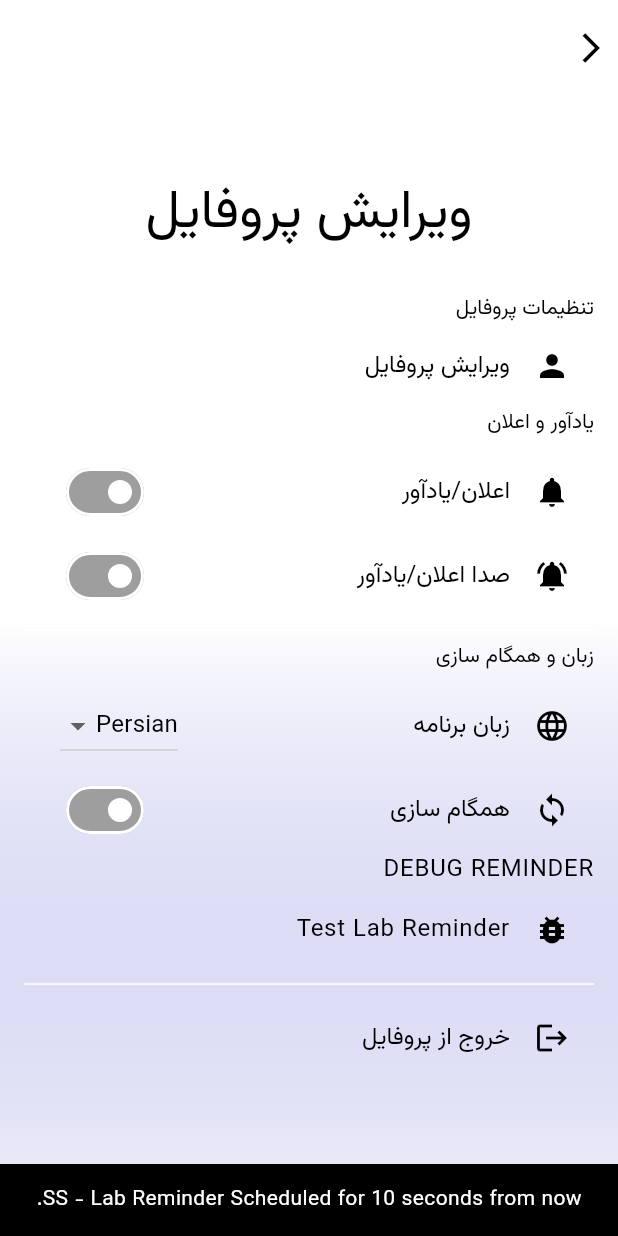
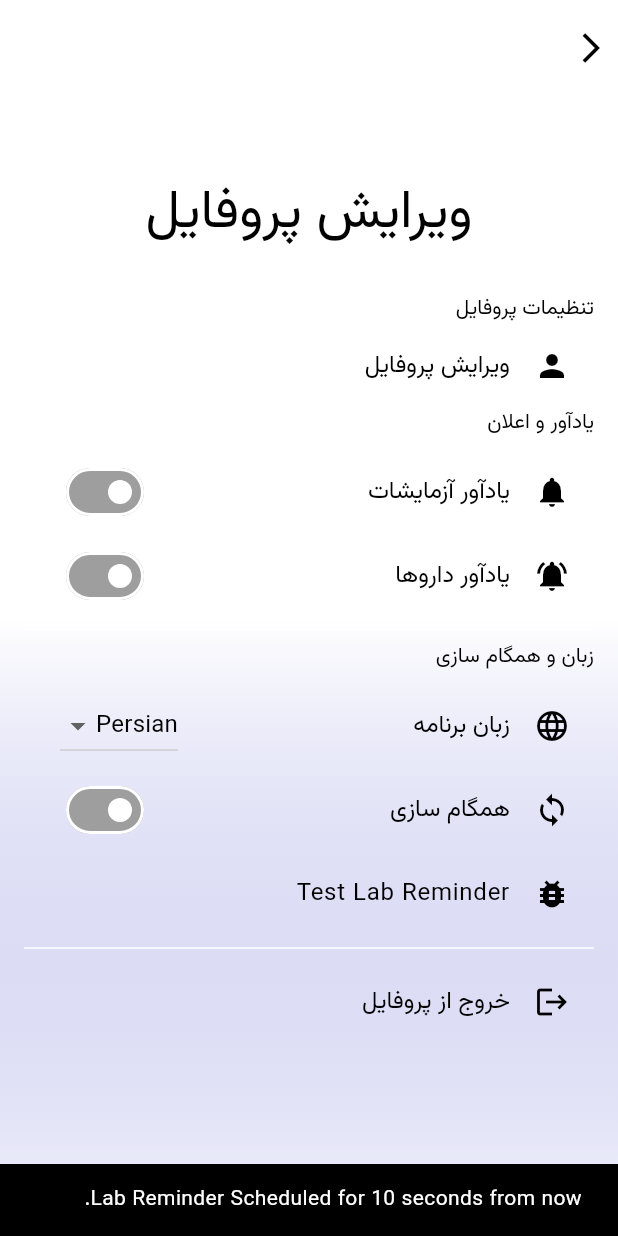
Before and after one commit to nerveinvader/Project_HealthTracker, a Flutter app: the SettingScreen screen opened directly, after a tap on "Test Lab Reminder", on a phone screen of 412 x 824 dp. Run offline on Flutter 3.47's test engine with Material 3 defaults, Android fonts, the phone set to English and light mode, and no system bars; our stand-ins replace dio, drift, fl_chart, flutter_dotenv, flutter_local_notifications, flutter_timezone and 2 more; missing offline and left inert: persian_datetime_picker; accounts and stored records are empty; generated files the repository leaves out were written again; statements that could not run were skipped.

Commit message:
ReminderWorking

```diff
--- a/flutter_health_tracker_00/lib/l10n/app_en.arb
+++ b/flutter_health_tracker_00/lib/l10n/app_en.arb
@@ -77,8 +77,8 @@
     "setProfile": "Profile Setting",
     "setEditProfile": "Edit Profile",
     "setRemindSound": "Reminder & Sound",
-    "setReminder": "Enable Reminders",
-    "setNotifSound": "Enable Sound",
+    "setLabReminder": "Enable Labs Reminders",
+    "setMedReminder": "Enable Medication Reminder",
     "setLangSync": "Language & Sync",
     "setAppLang": "Language",
     "setSync": "Sync",
--- a/flutter_health_tracker_00/lib/l10n/app_fa.arb
+++ b/flutter_health_tracker_00/lib/l10n/app_fa.arb
@@ -77,8 +77,8 @@
     "setProfile": "تنظیمات پروفایل",
     "setEditProfile": "ویرایش پروفایل",
     "setRemindSound": "یادآور و اعلان",
-    "setReminder": "اعلان/یادآور",
-    "setNotifSound": "صدا اعلان/یادآور",
+    "setLabReminder": "یادآور آزمایشات",
+    "setMedReminder": "یادآور داروها",
     "setLangSync": "زبان و همگام سازی",
     "setAppLang": "زبان برنامه",
     "setSync": "همگام سازی",
--- a/flutter_health_tracker_00/lib/l10n/app_localizations.dart
+++ b/flutter_health_tracker_00/lib/l10n/app_localizations.dart
@@ -557,17 +557,17 @@ abstract class AppLocalizations {
   /// **'Reminder & Sound'**
   String get setRemindSound;
 
-  /// No description provided for @setReminder.
+  /// No description provided for @setLabReminder.
   ///
   /// In en, this message translates to:
-  /// **'Enable Reminders'**
-  String get setReminder;
+  /// **'Enable Labs Reminders'**
+  String get setLabReminder;
 
-  /// No description provided for @setNotifSound.
+  /// No description provided for @setMedReminder.
   ///
   /// In en, this message translates to:
-  /// **'Enable Sound'**
-  String get setNotifSound;
+  /// **'Enable Medication Reminder'**
+  String get setMedReminder;
 
   /// No description provided for @setLangSync.
   ///
--- a/flutter_health_tracker_00/lib/l10n/app_localizations_en.dart
+++ b/flutter_health_tracker_00/lib/l10n/app_localizations_en.dart
@@ -240,10 +240,10 @@ class AppLocalizationsEn extends AppLocalizations {
   String get setRemindSound => 'Reminder & Sound';
 
   @override
-  String get setReminder => 'Enable Reminders';
+  String get setLabReminder => 'Enable Labs Reminders';
 
   @override
-  String get setNotifSound => 'Enable Sound';
+  String get setMedReminder => 'Enable Medication Reminder';
 
   @override
   String get setLangSync => 'Language & Sync';
--- a/flutter_health_tracker_00/lib/l10n/app_localizations_fa.dart
+++ b/flutter_health_tracker_00/lib/l10n/app_localizations_fa.dart
@@ -240,10 +240,10 @@ class AppLocalizationsFa extends AppLocalizations {
   String get setRemindSound => 'یادآور و اعلان';
 
   @override
-  String get setReminder => 'اعلان/یادآور';
+  String get setLabReminder => 'یادآور آزمایشات';
 
   @override
-  String get setNotifSound => 'صدا اعلان/یادآور';
+  String get setMedReminder => 'یادآور داروها';
 
   @override
   String get setLangSync => 'زبان و همگام سازی';
--- a/flutter_health_tracker_00/lib/ui/reminder_service.dart
+++ b/flutter_health_tracker_00/lib/ui/reminder_service.dart
@@ -19,7 +19,8 @@ class ReminderService {
 
   ReminderService._internal();
   static final ReminderService instance = ReminderService._internal();
-  final FlutterLocalNotificationsPlugin _flnp = FlutterLocalNotificationsPlugin();
+  final FlutterLocalNotificationsPlugin _flnp =
+      FlutterLocalNotificationsPlugin();
   // Permission for Notifications
   AndroidFlutterLocalNotificationsPlugin? get androidPermission =>
       _flnp
@@ -160,39 +161,25 @@ class ReminderService {
   // Monthly Labs
   Future<void> scheduleLabReminders(
     String labType,
-    DateTime latestEntryDate,
   ) async {
     if (!_labBaseIds.containsKey(labType)) return; // Unknown type
     final base = _labBaseIds[labType]!; // type id num
 
     await cancelLabReminderFor(labType); // avoid duplicates
 
-    final triggers = [
-      latestEntryDate.add(const Duration(seconds: 10)), // DEBUG //
-      latestEntryDate.add(const Duration(seconds: 180)), // DEBUG //
-    ];
+    // to repeat the For loop - watch for sec/min/hr/day
+    var timeTriggers = [10, 180];
 
-    for (int i = 0; i < triggers.length; i++) {
-      //final id = _labIds[i];
-      final trigger = triggers[i];
-      final tzTrigger = tz.TZDateTime.from(trigger, tz.local);
-      // DEBUG
-      // debugPrint('------- RS - Reminder #${i + 1} -------');
-      // debugPrint('RS - Trigger time: ${tzTrigger.toString()}');
-      // debugPrint('RS - Current time: ${tz.TZDateTime.now(tz.local).toString()}');
-      // debugPrint('RS - Notification ID: ${base + i}');
-
-      if (tzTrigger.isBefore(tz.TZDateTime.now(tz.local))) {
-        debugPrint('RS - Target time is in past, skipping...');
-        continue;
-      }
+    for (int i = 0; i < timeTriggers.length; i++) {
+      int trigger = timeTriggers[i];
+      final timeNow = tz.TZDateTime.now(tz.local); // Time Now
+      final scheduleTrigger = timeNow.add(Duration(seconds: trigger)); // DEBUG SECONDS
       try {
-        debugPrint('RS - Attempting to schedule...');
         await _flnp.zonedSchedule(
           base + i,
-          'زمان انجام آزمایش بعدی شما فرا رسیده است', // specific labtype
-          labType,
-          tzTrigger,
+          'زمان انجام آزمایش بعدی شما فرا رسیده است', // title - generic
+          labType, // body - labtype
+          scheduleTrigger,
           const NotificationDetails(
             android: AndroidNotificationDetails(
               'lab_channel', // Ensure this matches the channel ID
@@ -202,23 +189,15 @@ class ReminderService {
                   Importance.high, // Importance for this specific notification
               enableVibration: true,
               playSound: true,
-              ticker: 'RS - Lab reminder DEBUG',
-              category: AndroidNotificationCategory.alarm,
             ),
             iOS: DarwinNotificationDetails(),
           ),
           androidScheduleMode: AndroidScheduleMode.exactAllowWhileIdle,
-          // Add a payload to identify the notification
-          payload:
-              'RS - lab_reminder_$labType _${DateTime.now().toIso8601String()}',
         );
       } catch (e, st) {
-        debugPrint('RS - Lab Scheduling Failed: $e\n$st');
+        debugPrint('ReminderService - Scheduling Failed: $e\n$st');
       }
     }
-    debugPrint(
-      'RS – Pending ▶︎ ${(await _flnp.pendingNotificationRequests()).map((e) => e.id).join(',')}',
-    );
   }
 
   // Cancel all lab reminders
@@ -240,96 +219,99 @@ class ReminderService {
     await _flnp.cancel(base + 1);
   }
 
+  ///////////////////////////
+  ////////// DEBUG //////////
+  ///////////////////////////
+
   // Show Notification // THIS DOES WORK
-  Future<void> showNotification({
-    int id = 0,
-    String? title,
-    String? body,
-  }) async {
-    debugPrint('DEBUG - SHOW NOTIFICATION');
-    return _flnp.show(
-      id,
-      title,
-      body,
-      const NotificationDetails(
-        android: AndroidNotificationDetails(
-          'lab_channel', // Ensure this matches the channel ID
-          'Lab Test Reminders', // Channel name
-          channelDescription: 'Follow-up Lab Reminders',
-          importance:
-              Importance.high, // Importance for this specific notification
-          enableVibration: true,
-          playSound: true,
-          ticker: 'RS - Lab reminder DEBUG',
-          category: AndroidNotificationCategory.alarm,
-        ),
-        iOS: DarwinNotificationDetails(),
-      ),
-    );
-  }
+  // Future<void> showNotification({
+  //   int id = 0,
+  //   String? title,
+  //   String? body,
+  // }) async {
+  //   debugPrint('DEBUG - SHOW NOTIFICATION');
+  //   return _flnp.show(
+  //     id,
+  //     title,
+  //     body,
+  //     const NotificationDetails(
+  //       android: AndroidNotificationDetails(
+  //         'lab_channel', // Ensure this matches the channel ID
+  //         'Lab Test Reminders', // Channel name
+  //         channelDescription: 'Follow-up Lab Reminders',
+  //         importance:
+  //             Importance.high, // Importance for this specific notification
+  //         enableVibration: true,
+  //         playSound: true,
+  //         ticker: 'RS - Lab reminder DEBUG',
+  //         category: AndroidNotificationCategory.alarm,
+  //       ),
+  //       iOS: DarwinNotificationDetails(),
+  //     ),
+  //   );
+  // }
 
   // Shcedule Notification
-  Future<void> scheduleNotification({
-    int id = 1,
-    required String title,
-    required String body,
-    required int hour,
-    required int minute,
-  }) async {
-    final nowTime = tz.TZDateTime.now(tz.local); // Get current Date/Time
-    var scheduledDate = tz.TZDateTime(
-      tz.local,
-      nowTime.year,
-      nowTime.month,
-      nowTime.day,
-      hour,
-      minute,
-    );
+  // Future<void> scheduleNotification({
+  //   int id = 1,
+  //   required String title,
+  //   required String body,
+  //   required int hour,
+  //   required int minute,
+  // }) async {
+  //   final nowTime = tz.TZDateTime.now(tz.local); // Get current Date/Time
+  //   var scheduledDate = tz.TZDateTime(
+  //     tz.local,
+  //     nowTime.year,
+  //     nowTime.month,
+  //     nowTime.day,
+  //     hour,
+  //     minute,
+  //   );
 
-    // Schedule the Notification
-    await _flnp.zonedSchedule(
-      id,
-      title,
-      body,
-      scheduledDate,
-      const NotificationDetails(
-        android: AndroidNotificationDetails(
-          'lab_channel', // Ensure this matches the channel ID
-          'Lab Test Reminders', // Channel name
-          channelDescription: 'Follow-up Lab Reminders',
-          importance:
-              Importance.high, // Importance for this specific notification
-          enableVibration: true,
-          playSound: true,
-          ticker: 'RS - Lab reminder DEBUG',
-          category: AndroidNotificationCategory.alarm,
-        ),
-        iOS: DarwinNotificationDetails(),
-      ),
-      androidScheduleMode: AndroidScheduleMode.exactAllowWhileIdle,
-      // matchDateTimeComponents: DateTimeComponents.time // repeat each day at this time
-    );
-    debugPrint('');
-  }
+  //   // Schedule the Notification
+  //   await _flnp.zonedSchedule(
+  //     id,
+  //     title,
+  //     body,
+  //     scheduledDate,
+  //     const NotificationDetails(
+  //       android: AndroidNotificationDetails(
+  //         'lab_channel', // Ensure this matches the channel ID
+  //         'Lab Test Reminders', // Channel name
+  //         channelDescription: 'Follow-up Lab Reminders',
+  //         importance:
+  //             Importance.high, // Importance for this specific notification
+  //         enableVibration: true,
+  //         playSound: true,
+  //         ticker: 'RS - Lab reminder DEBUG',
+  //         category: AndroidNotificationCategory.alarm,
+  //       ),
+  //       iOS: DarwinNotificationDetails(),
+  //     ),
+  //     androidScheduleMode: AndroidScheduleMode.exactAllowWhileIdle,
+  //     // matchDateTimeComponents: DateTimeComponents.time // repeat each day at this time
+  //   );
+  //   debugPrint('');
+  // }
 
-  // Get pending notifications
-  Future<List<PendingNotificationRequest>> getPendingNotifications() async {
-    try {
-      final pendingNotifications = await _flnp.pendingNotificationRequests();
-      debugPrint('RS - Pending notifications count: ${pendingNotifications.length}');
-      for (var notification in pendingNotifications) {
-        debugPrint('''
-          RS - Notification ID: ${notification.id}
-          Title: ${notification.title}
-          Body: ${notification.body}
-          Payload: ${notification.payload}
-        ''');
-      }
-      return pendingNotifications;
-    } catch (e, st) {
-      debugPrint('RS - Failed to get pending notifications: $e\n$st');
-      return [];
-    }
-  }
-
+  // // Get pending notifications
+  // Future<List<PendingNotificationRequest>> getPendingNotifications() async {
+  //   try {
+  //     final pendingNotifications = await _flnp.pendingNotificationRequests();
+  //     debugPrint('RS - Pending notifications count: ${pendingNotifications.length}');
+  //     for (var notification in pendingNotifications) {
+  //       debugPrint('''
+  //         RS - Notification ID: ${notification.id}
+  //         Title: ${notification.title}
+  //         Body: ${notification.body}
+  //         Payload: ${notification.payload}
+  //       ''');
+  //     }
+  //     return pendingNotifications;
+  //   } catch (e, st) {
+  //     debugPrint('RS - Failed to get pending notifications: $e\n$st');
+  //     return [];
+  //   }
+  // }
 }
--- a/flutter_health_tracker_00/lib/ui/screens/lab_entry_form_screen.dart
+++ b/flutter_health_tracker_00/lib/ui/screens/lab_entry_form_screen.dart
@@ -90,7 +90,7 @@ class _LabEntryFormScreenState extends State<LabEntryFormScreen> {
     final prefs = await SharedPreferences.getInstance();
     if (prefs.getBool('_reminderEnabled') ?? false) {
       await ReminderService.instance
-        .scheduleLabReminders(_type, _date);
+        .scheduleLabReminders(_type,);
     }
     if (!navContext.mounted) return;
     Navigator.pop(navContext);
--- a/flutter_health_tracker_00/lib/ui/screens/setting_screen.dart
+++ b/flutter_health_tracker_00/lib/ui/screens/setting_screen.dart
@@ -9,6 +9,8 @@
 // Enable Notification Sound
 // App Language
 // Sync (online or offline)
+
+import 'dart:developer';
 
 import 'package:flutter/material.dart';
 import 'package:shared_preferences/shared_preferences.dart';
@@ -28,13 +30,13 @@ class SettingScreen extends StatefulWidget {
 
 class _SettingScreenState extends State<SettingScreen> {
   // Preference keys
-  static const _kReminderKey = 'pref_reminder_enabled';
-  static const _kSoundKey = 'pref_sound_enabled';
+  static const _kMedReminderKey = 'pref_med_reminder_enabled';
+  static const _kLabReminderKey = 'pref_lab_reminder_enabled';
   static const _kAutoSyncKey = 'pref_sync_enabled';
   static const _kLanguageKey = 'pref_language_key';
   // Default toggles
-  bool _reminderEnabled = false;
-  bool _soundEnabled = false;
+  bool _labReminderEnabled = false;
+  bool _medReminderEnabled = false;
   bool _syncEnabled = false;
   String _appLanguage = 'fa';
 
@@ -51,15 +53,15 @@ class _SettingScreenState extends State<SettingScreen> {
   Future<void> _loadPreference() async {
     try {
       final prefs = await SharedPreferences.getInstance();
-      final reminders = prefs.getBool(_kReminderKey) ?? false;
-      final sound = prefs.getBool(_kSoundKey) ?? false;
+      final medReminder = prefs.getBool(_kMedReminderKey) ?? false;
+      final labReminder = prefs.getBool(_kLabReminderKey) ?? false;
       final autosync = prefs.getBool(_kAutoSyncKey) ?? false;
       final language = prefs.getString(_kLanguageKey) ?? 'fa';
 
       if (!mounted) return;
       setState(() {
-        _reminderEnabled = reminders;
-        _soundEnabled = sound;
+        _labReminderEnabled = labReminder;
+        _medReminderEnabled = medReminder;
         _syncEnabled = autosync;
         _appLanguage = language;
         _loading = false;
@@ -69,8 +71,8 @@ class _SettingScreenState extends State<SettingScreen> {
       debugPrint('Error Loading SharedPreferences: $e\n$st');
       if (!mounted) return;
       setState(() {
-        _reminderEnabled = false;
-        _soundEnabled = false;
+        _medReminderEnabled = false;
+        _labReminderEnabled = false;
         _syncEnabled = false;
         _appLanguage = 'fa';
         _loading = false;
@@ -78,6 +80,39 @@ class _SettingScreenState extends State<SettingScreen> {
     }
   }
 
+  // Checking Permission of Notifications
+  Future<bool> _checkNotificationPermissions(BuildContext context) async {
+    final service = ReminderService.instance;
+    final hasPermission =
+        await service.androidPermission?.requestNotificationsPermission() ??
+        false;
+    final hasExactAlarms =
+        await service.androidPermission?.requestExactAlarmsPermission() ??
+        false;
+    if (!hasPermission || !hasExactAlarms) {
+      if (!context.mounted) return false;
+      ScaffoldMessenger.of(context).showSnackBar(
+        SnackBar(
+          content: Text(
+            !hasPermission
+                ? 'Notification permission denied'
+                : 'Exact alarm permission denied',
+          ),
+          action: SnackBarAction(
+            label: 'Settings',
+            onPressed: () {
+              // Open app settings
+              service.androidPermission?.requestNotificationsPermission();
+            },
+          ),
+        ),
+      );
+      return false;
+    }
+    return true;
+  }
+
+  // Saving User Preference
   // Save a single bool preference under [key]
   Future<void> _saveBoolPreference(String key, bool value) async {
     try {
@@ -121,75 +156,53 @@ class _SettingScreenState extends State<SettingScreen> {
             );
           },
         ),
-        // Reminder and Sounds
+        // Reminders of Lab and Med
         Text(
           langLoc.setRemindSound,
           style: Theme.of(context).textTheme.bodyMedium,
         ),
         const SizedBox(height: 8),
-        // REMINDER ///////////////////////////////////////////// CHANGE THIS TO LAB REMINDER
+        // LAB REMINDER
         SwitchListTile(
-          title: Text(langLoc.setReminder),
+          title: Text(langLoc.setLabReminder),
           secondary: Icon(Icons.notifications),
           inactiveTrackColor: Colors.grey,
-          value: _reminderEnabled,
+          value: _labReminderEnabled,
           onChanged: (val) async {
-            if (val) {
-              // Check permissions when enabling
-              final service = ReminderService.instance;
-              final hasPermission =
-                  await service.androidPermission
-                      ?.requestNotificationsPermission() ??
-                  false;
-              final hasExactAlarms =
-                  await service.androidPermission
-                      ?.requestExactAlarmsPermission() ??
-                  false;
-              if (!hasPermission || !hasExactAlarms) {
-                if (!context.mounted) return;
-                ScaffoldMessenger.of(context).showSnackBar(
-                  SnackBar(
-                    content: Text(
-                      !hasPermission
-                          ? 'Notification permission denied'
-                          : 'Exact alarm permission denied',
-                    ),
-                    action: SnackBarAction(
-                      label: 'Settings',
-                      onPressed: () {
-                        // Open app settings
-                        service.androidPermission
-                            ?.requestNotificationsPermission();
-                      },
-                    ),
-                  ),
-                );
-                return;
-              }
+            // Check permissions when enabling
+            if (val && !await _checkNotificationPermissions(context)) {
+              return;
             }
             setState(() {
-              _reminderEnabled = val;
+              _labReminderEnabled = val;
             });
-            await _saveBoolPreference(_kReminderKey, val);
             if (val) {
-              ReminderService.instance.scheduleMedReminders();
+              await _saveBoolPreference(_kLabReminderKey, val);
             } else {
-              ReminderService.instance.cancelMedReminder();
               ReminderService.instance.cancelLabReminder();
             }
           },
         ),
-        // NOTIF SOUND ///////////////////////////////////////// CHANGE THIS TO MED REMINDER
+        // MED REMINDER
         SwitchListTile(
-          title: Text(langLoc.setNotifSound),
+          title: Text(langLoc.setMedReminder),
           secondary: Icon(Icons.notifications_active),
           inactiveTrackColor: Colors.grey,
-          value: _soundEnabled,
-          onChanged: (val) {
+          value: _medReminderEnabled,
+          onChanged: (val) async {
+            // Check permissions when enabling
+            if (val && !await _checkNotificationPermissions(context)) {
+              return;
+            }
             setState(() {
-              _soundEnabled = val;
+              _medReminderEnabled = val;
             });
-            _saveBoolPreference(_kSoundKey, val);
+            if (val) {
+              _saveBoolPreference(_kMedReminderKey, val);
+              ReminderService.instance.scheduleMedReminders();
+            } else {
+              ReminderService.instance.cancelMedReminder();
+            }
           },
         ),
         const Divider(),
@@ -197,6 +210,7 @@ class _SettingScreenState extends State<SettingScreen> {
           langLoc.setLangSync,
           style: Theme.of(context).textTheme.bodyMedium,
         ),
+        // LANGUAGE
         const SizedBox(height: 8),
         ListTile(
           leading: const Icon(Icons.language),
@@ -229,85 +243,34 @@ class _SettingScreenState extends State<SettingScreen> {
             _saveBoolPreference(_kAutoSyncKey, val);
           },
         ),
+        ///////////
         // DEBUG //
-        Text('DEBUG REMINDER', style: Theme.of(context).textTheme.bodyLarge),
+        ///////////
         ListTile(
           leading: const Icon(Icons.bug_report),
           title: const Text('Test Lab Reminder'),
           onTap: () async {
-            ReminderService.instance.scheduleNotification(
-              title: 'DEBUG NOTIFICATION',
-              body: 'THIS IS THE DEBUG TO SHOW NOTIFICATION',
-              hour: 9,
-              minute: 45,
-            );
-            final pendingNotifications =
-                await ReminderService.instance.getPendingNotifications();
-            debugPrint(pendingNotifications.toString());
+            _checkNotificationPermissions(context);
             try {
+              // Schedule test notification
               final service = ReminderService.instance;
-              // Check permissions first
-              final hasNotificationPermission =
-                  await service.androidPermission
-                      ?.requestNotificationsPermission() ??
-                  false;
-              if (!hasNotificationPermission) {
-                if (!context.mounted) return;
-                ScaffoldMessenger.of(context).showSnackBar(
-                  const SnackBar(
-                    content: Text('SS - Notification permission not granted!'),
-                  ),
-                );
-                return;
-              }
-
-              // Crucially, check for exact alarm permission
-              final hasExactAlarmsPermission =
-                  await service.androidPermission
-                      ?.requestExactAlarmsPermission() ??
-                  false;
-              debugPrint(
-                'SS - Exact Alarms Permission for Test: $hasExactAlarmsPermission',
-              ); // For debugging
-              if (!hasExactAlarmsPermission) {
-                if (!context.mounted) return;
-                ScaffoldMessenger.of(context).showSnackBar(
-                  SnackBar(
-                    content: const Text(
-                      'SS - Exact alarm permission is required for this test.',
-                    ),
-                    action: SnackBarAction(
-                      // Guide user to settings
-                      label: 'Settings',
-                      onPressed: () {
-                        service.androidPermission
-                            ?.requestExactAlarmsPermission();
-                      },
-                    ),
-                  ),
-                );
-                return;
-              }
-
-              // Schedule test notification
-              final testTime = DateTime.now().add(const Duration(seconds: 10));
-              await service.scheduleLabReminders('HbA1c', testTime);
+              await service.scheduleLabReminders('HbA1c');
 
               if (!context.mounted) return;
               ScaffoldMessenger.of(context).showSnackBar(
                 const SnackBar(
                   content: Text(
-                    'SS - Lab Reminder Scheduled for 10 seconds from now.',
+                    'Lab Reminder Scheduled for 10 seconds from now.',
                   ),
                 ),
               );
             } catch (e, st) {
               // Added stack trace for better debugging
-              debugPrint('SS - Error in Test Lab Reminder: $e\n$st');
+              debugPrint('Setting - Error in Test Lab Reminder: $e\n$st');
               if (!context.mounted) return;
               ScaffoldMessenger.of(
                 context,
-              ).showSnackBar(SnackBar(content: Text('SS - Error: $e')));
+              ).showSnackBar(SnackBar(content: Text('Setting - Error: $e')));
             }
           },
         ),
```
